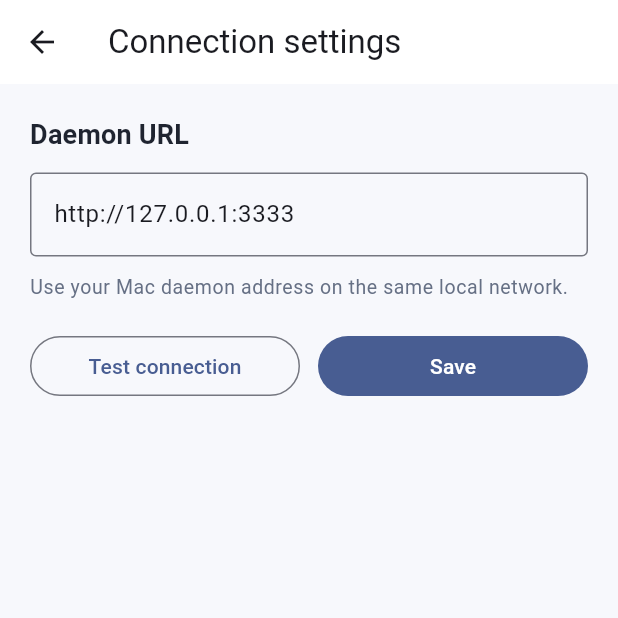
After one commit to 871922384/remote-code-agent, a Flutter app: the screen it shows after launch, after a tap on the "settings" icon, on a phone screen of 412 x 824 dp, the top half of it. The commit adds this screen. Run offline on Flutter 3.47's test engine with Material 3 defaults, Android fonts, the phone set to English and light mode, and no system bars; our stand-ins replace shared_preferences; missing offline and left inert: tdesign_flutter; network calls fail.

Commit message:
feat: add daemon connection settings

```diff
--- a/app/lib/app.dart
+++ b/app/lib/app.dart
@@ -1,28 +1,89 @@
 import 'package:flutter/material.dart';
 
 import 'src/app_scope.dart';
+import 'src/config/daemon_connection_store.dart';
 import 'src/data/api_client.dart';
 import 'src/features/projects/project_home_screen.dart';
 import 'src/theme/workbench_theme.dart';
 
-class AgentWorkbenchApp extends StatelessWidget {
+class AgentWorkbenchApp extends StatefulWidget {
   const AgentWorkbenchApp({
     super.key,
     this.apiClient,
+    this.connectionStore,
+    this.apiClientFactory,
   });
 
   final ApiClient? apiClient;
+  final DaemonConnectionStore? connectionStore;
+  final ApiClientFactory? apiClientFactory;
+
+  @override
+  State<AgentWorkbenchApp> createState() => _AgentWorkbenchAppState();
+}
+
+class _AgentWorkbenchAppState extends State<AgentWorkbenchApp> {
+  late final DaemonConnectionStore _connectionStore =
+      widget.connectionStore ?? SharedPreferencesDaemonConnectionStore();
+  late final ApiClientFactory _apiClientFactory =
+      widget.apiClientFactory ?? ((baseUri) => ApiClient(baseUri: baseUri));
+
+  ApiClient? _apiClient;
+  Uri? _daemonBaseUri;
+  bool _ready = false;
+
+  @override
+  void initState() {
+    super.initState();
+    _bootstrap();
+  }
+
+  Future<void> _bootstrap() async {
+    if (widget.apiClient != null && widget.apiClientFactory == null) {
+      setState(() {
+        _apiClient = widget.apiClient;
+        _daemonBaseUri = widget.apiClient!.baseUri;
+        _ready = true;
+      });
+      return;
+    }
+
+    final storedUri = await _connectionStore.loadBaseUri();
+    final daemonBaseUri = storedUri ?? ApiClient.defaultBaseUri;
+    if (!mounted) return;
+    setState(() {
+      _daemonBaseUri = daemonBaseUri;
+      _apiClient = _apiClientFactory(daemonBaseUri);
+      _ready = true;
+    });
+  }
+
+  Future<void> _updateDaemonBaseUri(Uri uri) async {
+    await _connectionStore.saveBaseUri(uri);
+    if (!mounted) return;
+    setState(() {
+      _daemonBaseUri = uri;
+      _apiClient = _apiClientFactory(uri);
+    });
+  }
 
   @override
   Widget build(BuildContext context) {
     return WorkbenchTheme(
-      child: WorkbenchScope(
-        apiClient: apiClient ?? ApiClient(),
-        child: MaterialApp(
-          title: 'Agent Workbench',
-          theme: buildWorkbenchMaterialTheme(),
-          home: const ProjectHomeScreen(),
-        ),
+      child: MaterialApp(
+        title: 'Agent Workbench',
+        theme: buildWorkbenchMaterialTheme(),
+        home: !_ready
+            ? const Scaffold(
+                body: Center(child: CircularProgressIndicator()),
+              )
+            : WorkbenchScope(
+                apiClient: _apiClient!,
+                daemonBaseUri: _daemonBaseUri!,
+                updateDaemonBaseUri: _updateDaemonBaseUri,
+                apiClientFactory: _apiClientFactory,
+                child: const ProjectHomeScreen(),
+              ),
       ),
     );
   }
--- a/app/lib/src/app_scope.dart
+++ b/app/lib/src/app_scope.dart
@@ -2,14 +2,29 @@ import 'package:flutter/widgets.dart';
 
 import 'data/api_client.dart';
 
+typedef UpdateDaemonBaseUri = Future<void> Function(Uri uri);
+typedef ApiClientFactory = ApiClient Function(Uri baseUri);
+
+Future<void> _noopUpdateDaemonBaseUri(Uri uri) async {}
+
+ApiClient _defaultApiClientFactory(Uri baseUri) => ApiClient(baseUri: baseUri);
+
 class WorkbenchScope extends InheritedWidget {
-  const WorkbenchScope({
+  WorkbenchScope({
     super.key,
     required this.apiClient,
+    Uri? daemonBaseUri,
+    UpdateDaemonBaseUri? updateDaemonBaseUri,
+    ApiClientFactory? apiClientFactory,
     required super.child,
-  });
+  })  : daemonBaseUri = daemonBaseUri ?? apiClient.baseUri,
+        updateDaemonBaseUri = updateDaemonBaseUri ?? _noopUpdateDaemonBaseUri,
+        apiClientFactory = apiClientFactory ?? _defaultApiClientFactory;
 
   final ApiClient apiClient;
+  final Uri daemonBaseUri;
+  final UpdateDaemonBaseUri updateDaemonBaseUri;
+  final ApiClientFactory apiClientFactory;
 
   static WorkbenchScope of(BuildContext context) {
     final scope = context.dependOnInheritedWidgetOfExactType<WorkbenchScope>();
@@ -19,6 +34,7 @@ class WorkbenchScope extends InheritedWidget {
 
   @override
   bool updateShouldNotify(WorkbenchScope oldWidget) {
-    return oldWidget.apiClient != apiClient;
+    return oldWidget.apiClient != apiClient ||
+        oldWidget.daemonBaseUri != daemonBaseUri;
   }
 }
--- /dev/null
+++ b/app/lib/src/config/daemon_connection_store.dart
@@ -0,0 +1,26 @@
+import 'package:shared_preferences/shared_preferences.dart';
+
+abstract class DaemonConnectionStore {
+  Future<Uri?> loadBaseUri();
+  Future<void> saveBaseUri(Uri uri);
+}
+
+class SharedPreferencesDaemonConnectionStore implements DaemonConnectionStore {
+  static const _baseUrlKey = 'daemon_base_url';
+
+  @override
+  Future<Uri?> loadBaseUri() async {
+    final preferences = await SharedPreferences.getInstance();
+    final value = preferences.getString(_baseUrlKey);
+    if (value == null || value.isEmpty) {
+      return null;
+    }
+    return Uri.tryParse(value);
+  }
+
+  @override
+  Future<void> saveBaseUri(Uri uri) async {
+    final preferences = await SharedPreferences.getInstance();
+    await preferences.setString(_baseUrlKey, uri.toString());
+  }
+}
--- a/app/lib/src/data/api_client.dart
+++ b/app/lib/src/data/api_client.dart
@@ -18,17 +18,18 @@ class ApiException implements Exception {
 }
 
 class ApiClient {
+  static Uri get defaultBaseUri => Uri.parse(
+        const String.fromEnvironment(
+          'AGENT_DAEMON_BASE_URL',
+          defaultValue: 'http://127.0.0.1:3333',
+        ),
+      );
+
   ApiClient({
     Uri? baseUri,
     http.Client? httpClient,
     WebSocketChannel Function(Uri uri)? webSocketFactory,
-  })  : baseUri = baseUri ??
-            Uri.parse(
-              const String.fromEnvironment(
-                'AGENT_DAEMON_BASE_URL',
-                defaultValue: 'http://127.0.0.1:3333',
-              ),
-            ),
+  })  : baseUri = baseUri ?? defaultBaseUri,
         _httpClient = httpClient ?? http.Client(),
         _webSocketFactory = webSocketFactory ?? WebSocketChannel.connect;
 
@@ -126,6 +127,11 @@ class ApiClient {
     await _postJson('/runs/$runId/interrupt', body: const {});
   }
 
+  Future<bool> checkHealth() async {
+    final json = await _getJson('/health');
+    return json['ok'] == true;
+  }
+
   Stream<RealtimeEvent> watchEvents() async* {
     final channel = _webSocketFactory(_webSocketUri());
     try {
--- a/app/lib/src/features/projects/project_home_screen.dart
+++ b/app/lib/src/features/projects/project_home_screen.dart
@@ -1,6 +1,7 @@
 import 'package:flutter/material.dart';
 
 import '../../app_scope.dart';
+import '../settings/connection_settings_screen.dart';
 import '../../models/project_summary.dart';
 import '../../theme/workbench_tokens.dart';
 import '../workspace/workspace_screen.dart';
@@ -28,6 +29,21 @@ class _ProjectHomeScreenState extends State<ProjectHomeScreen> {
     });
   }
 
+  Future<void> _openConnectionSettings() async {
+    final scope = WorkbenchScope.of(context);
+    await Navigator.of(context).push(
+      MaterialPageRoute(
+        builder: (_) => ConnectionSettingsScreen(
+          initialUri: scope.daemonBaseUri,
+          apiClientFactory: scope.apiClientFactory,
+          onSave: scope.updateDaemonBaseUri,
+        ),
+      ),
+    );
+    if (!mounted) return;
+    await _refreshProjects();
+  }
+
   @override
   Widget build(BuildContext context) {
     return FutureBuilder<List<ProjectSummary>>(
@@ -41,9 +57,19 @@ class _ProjectHomeScreenState extends State<ProjectHomeScreen> {
               child: Column(
                 crossAxisAlignment: CrossAxisAlignment.start,
                 children: [
-                  Text(
+                  Row(
+                    children: [
+                      Expanded(
+                        child: Text(
                           'Your workspaces',
                           style: Theme.of(context).textTheme.headlineMedium,
+                        ),
+                      ),
+                      IconButton(
+                        icon: const Icon(Icons.settings_outlined),
+                        onPressed: _openConnectionSettings,
+                      ),
+                    ],
                   ),
                   const SizedBox(height: 8),
                   Text(
@@ -52,9 +78,35 @@ class _ProjectHomeScreenState extends State<ProjectHomeScreen> {
                   ),
                   const SizedBox(height: 20),
                   Expanded(
-                    child: ListView.separated(
+                    child: snapshot.hasError
+                        ? Center(
+                            child: Column(
+                              mainAxisSize: MainAxisSize.min,
+                              children: [
+                                Text(
+                                  'Couldn\'t reach the daemon.',
+                                  style:
+                                      Theme.of(context).textTheme.titleMedium,
+                                ),
+                                const SizedBox(height: 8),
+                                Text(
+                                  WorkbenchScope.of(context)
+                                      .daemonBaseUri
+                                      .toString(),
+                                  style: Theme.of(context).textTheme.bodySmall,
+                                ),
+                                const SizedBox(height: 16),
+                                FilledButton(
+                                  onPressed: _openConnectionSettings,
+                                  child: const Text('Connection settings'),
+                                ),
+                              ],
+                            ),
+                          )
+                        : ListView.separated(
                             itemCount: projects.length,
-                      separatorBuilder: (_, __) => const SizedBox(height: 16),
+                            separatorBuilder: (_, __) =>
+                                const SizedBox(height: 16),
                             itemBuilder: (context, index) {
                               final project = projects[index];
                               return ProjectCard(
--- /dev/null
+++ b/app/lib/src/features/settings/connection_settings_screen.dart
@@ -0,0 +1,138 @@
+import 'package:flutter/material.dart';
+
+import '../../data/api_client.dart';
+
+class ConnectionSettingsScreen extends StatefulWidget {
+  const ConnectionSettingsScreen({
+    super.key,
+    required this.initialUri,
+    required this.apiClientFactory,
+    required this.onSave,
+  });
+
+  final Uri initialUri;
+  final ApiClient Function(Uri baseUri) apiClientFactory;
+  final Future<void> Function(Uri uri) onSave;
+
+  @override
+  State<ConnectionSettingsScreen> createState() =>
+      _ConnectionSettingsScreenState();
+}
+
+class _ConnectionSettingsScreenState extends State<ConnectionSettingsScreen> {
+  late final TextEditingController _controller;
+  bool _testing = false;
+  String? _status;
+
+  @override
+  void initState() {
+    super.initState();
+    _controller = TextEditingController(text: widget.initialUri.toString());
+  }
+
+  Uri? get _parsedUri => Uri.tryParse(_controller.text.trim());
+
+  Future<void> _testConnection() async {
+    final uri = _parsedUri;
+    if (uri == null) {
+      setState(() {
+        _status = 'Enter a valid daemon URL.';
+      });
+      return;
+    }
+
+    setState(() {
+      _testing = true;
+      _status = null;
+    });
+
+    try {
+      final ok = await widget.apiClientFactory(uri).checkHealth();
+      if (!mounted) return;
+      setState(() {
+        _status = ok ? 'Connection successful.' : 'Daemon health check failed.';
+      });
+    } catch (error) {
+      if (!mounted) return;
+      setState(() {
+        _status = error.toString();
+      });
+    } finally {
+      if (!mounted) return;
+      setState(() {
+        _testing = false;
+      });
+    }
+  }
+
+  Future<void> _save() async {
+    final uri = _parsedUri;
+    if (uri == null) {
+      setState(() {
+        _status = 'Enter a valid daemon URL.';
+      });
+      return;
+    }
+
+    await widget.onSave(uri);
+    if (!mounted) return;
+    Navigator.of(context).pop();
+  }
+
+  @override
+  void dispose() {
+    _controller.dispose();
+    super.dispose();
+  }
+
+  @override
+  Widget build(BuildContext context) {
+    return Scaffold(
+      appBar: AppBar(title: const Text('Connection settings')),
+      body: ListView(
+        padding: const EdgeInsets.all(20),
+        children: [
+          Text(
+            'Daemon URL',
+            style: Theme.of(context).textTheme.titleMedium,
+          ),
+          const SizedBox(height: 12),
+          TextField(
+            controller: _controller,
+            decoration: const InputDecoration(
+              border: OutlineInputBorder(),
+              hintText: 'http://192.168.0.8:3333',
+            ),
+          ),
+          const SizedBox(height: 12),
+          Text(
+            'Use your Mac daemon address on the same local network.',
+            style: Theme.of(context).textTheme.bodySmall,
+          ),
+          const SizedBox(height: 20),
+          Row(
+            children: [
+              Expanded(
+                child: OutlinedButton(
+                  onPressed: _testing ? null : _testConnection,
+                  child: Text(_testing ? 'Testing…' : 'Test connection'),
+                ),
+              ),
+              const SizedBox(width: 12),
+              Expanded(
+                child: FilledButton(
+                  onPressed: _save,
+                  child: const Text('Save'),
+                ),
+              ),
+            ],
+          ),
+          if (_status != null) ...[
+            const SizedBox(height: 16),
+            Text(_status!),
+          ],
+        ],
+      ),
+    );
+  }
+}
```
Also changed, not shown: 5 other files. Lines whose indentation alone changed are shown as unchanged.
